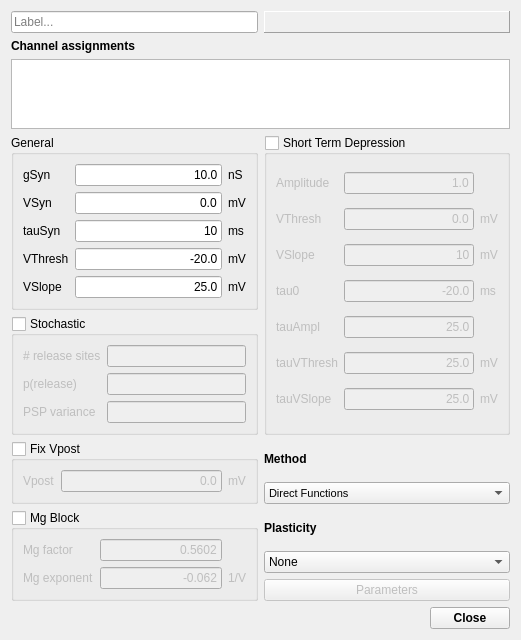
Above: src/gui/ChemSynDlg.ui from CompEphys-team/stdpc before the change. Below: the same form after it.
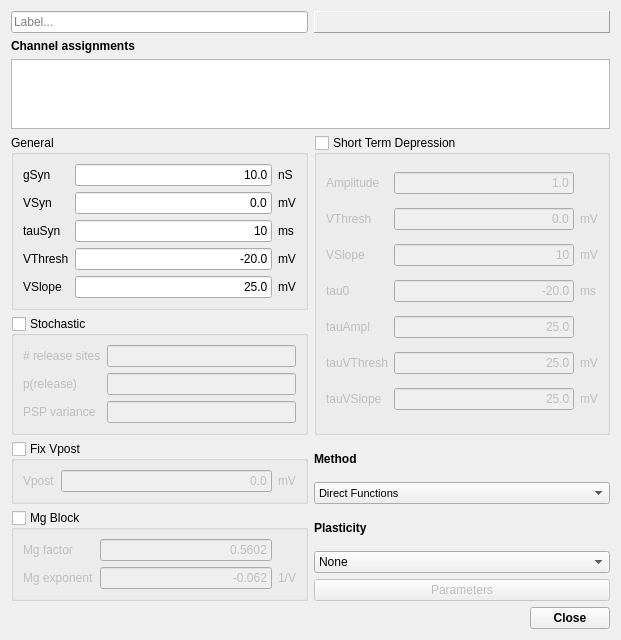
That is the form after the change. Custom widgets are drawn as their Qt base class.

```diff
--- a/src/gui/ChemSynDlg.ui
+++ b/src/gui/ChemSynDlg.ui
@@ -6,7 +6,7 @@
    <rect>
     <x>0</x>
     <y>0</y>
-    <width>521</width>
+    <width>621</width>
     <height>625</height>
    </rect>
   </property>
```
Left out of the diff: 4 changed lines with no effect on the pictures.
